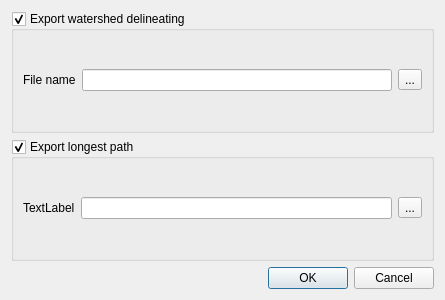
Before: the Qt Designer form src/ui/reosexportwatershedtovectordialog.ui in vcloarec/ReosProject, drawn with Qt 5.
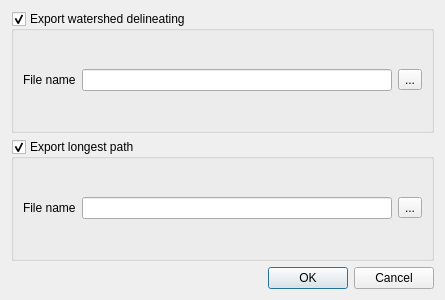
After: the same form once the commit is applied.

Commit message: text label, and translation stuff

```diff
--- a/src/ui/reosexportwatershedtovectordialog.ui
+++ b/src/ui/reosexportwatershedtovectordialog.ui
@@ -58,7 +58,7 @@
       <item row="0" column="0">
        <widget class="QLabel" name="label">
         <property name="text">
-         <string>TextLabel</string>
+         <string>File name</string>
         </property>
        </widget>
       </item>
```
The commit also changes 6 other files.
